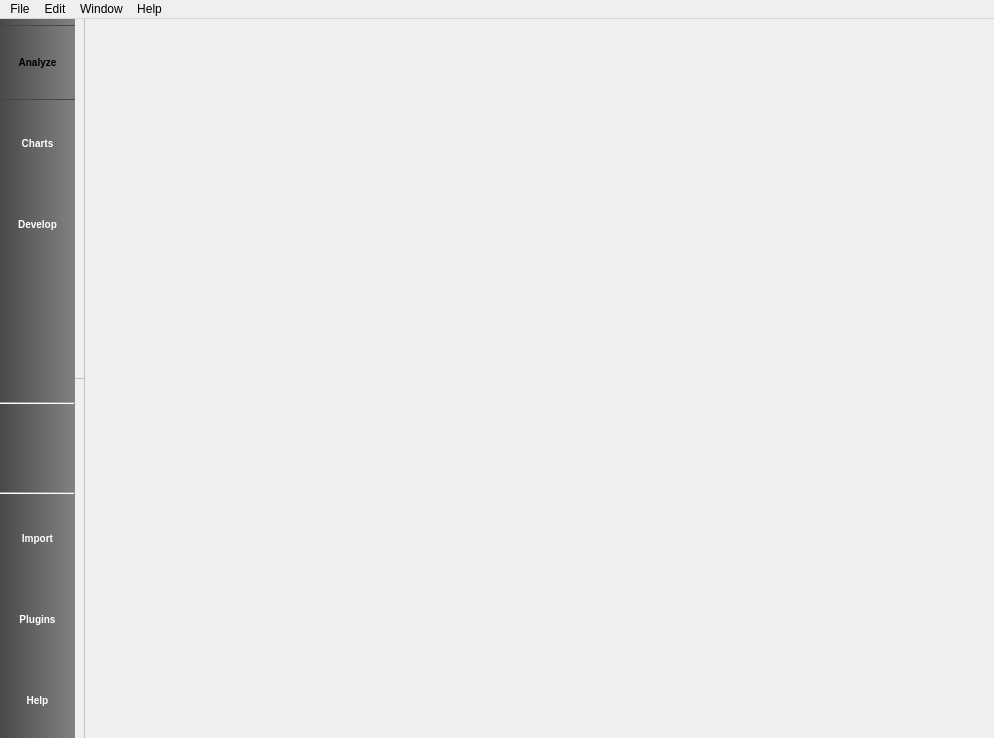
First picture: the form in plugins/perspective/GraphPerspective/designer/GraphPerspectiveMainWindow.ui, repository vadivelselvaraj/TulipGLImprovement, before the edit.
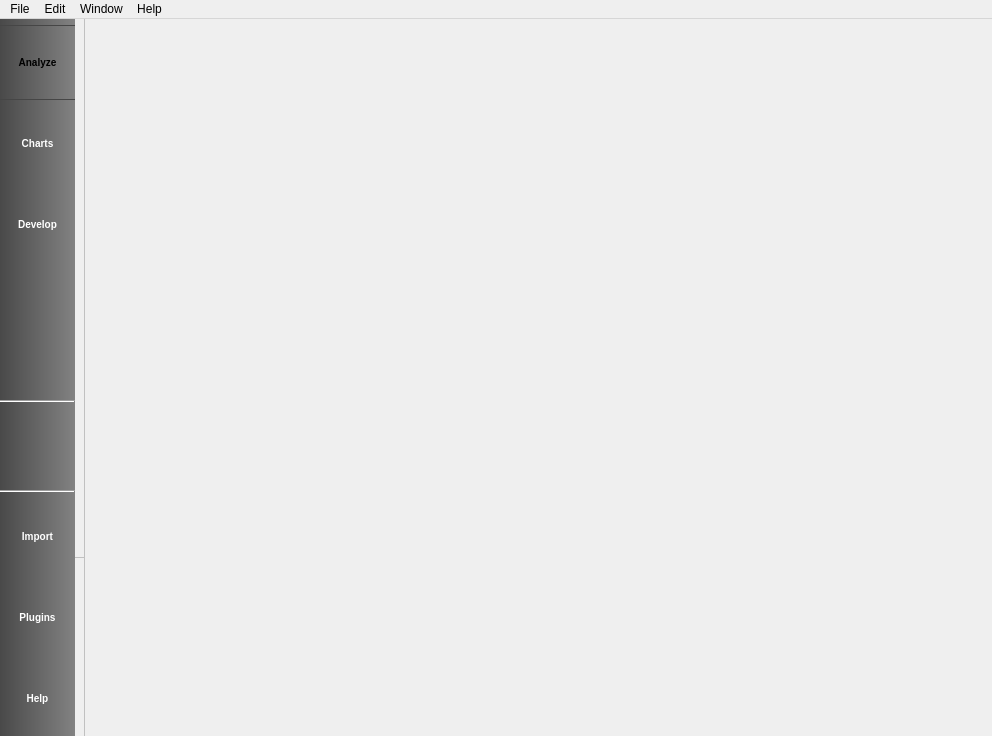
Second picture: the form after the edit. Icons and pictures are not drawn. Custom widgets are drawn as their Qt base class.

Commit message: Used graph hierarchy editor as a dock widget, hiding other docks when displayed

What changed in the file:
```diff
--- a/plugins/perspective/GraphPerspective/designer/GraphPerspectiveMainWindow.ui
+++ b/plugins/perspective/GraphPerspective/designer/GraphPerspectiveMainWindow.ui
@@ -6,8 +6,8 @@
    <rect>
     <x>0</x>
     <y>0</y>
-    <width>994</width>
-    <height>738</height>
+    <width>992</width>
+    <height>736</height>
    </rect>
   </property>
   <property name="sizePolicy">
@@ -381,6 +381,9 @@
          <property name="shortcut">
           <string>Ctrl+H</string>
          </property>
+         <property name="checkable">
+          <bool>true</bool>
+         </property>
          <property name="toolButtonStyle">
           <enum>Qt::ToolButtonTextUnderIcon</enum>
          </property>
@@ -530,6 +533,9 @@
                <property name="margin">
                 <number>0</number>
                </property>
+               <item>
+                <widget class="GraphHierarchiesEditor" name="graphHierarchiesEditor" native="true"/>
+               </item>
                <item>
                 <widget class="QSplitter" name="docksSplitter">
                  <property name="frameShape">
@@ -584,7 +590,7 @@
     <rect>
      <x>0</x>
      <y>0</y>
-     <width>994</width>
+     <width>992</width>
      <height>22</height>
     </rect>
    </property>
@@ -880,6 +886,12 @@
    <header>AlgorithmRunner.h</header>
    <container>1</container>
   </customwidget>
+  <customwidget>
+   <class>GraphHierarchiesEditor</class>
+   <extends>QWidget</extends>
+   <header>GraphHierarchiesEditor.h</header>
+   <container>1</container>
+  </customwidget>
  </customwidgets>
  <resources/>
  <connections/>
```
Left out of the diff: 19 changed lines with no effect on the pictures. The commit also changes 6 other files.
